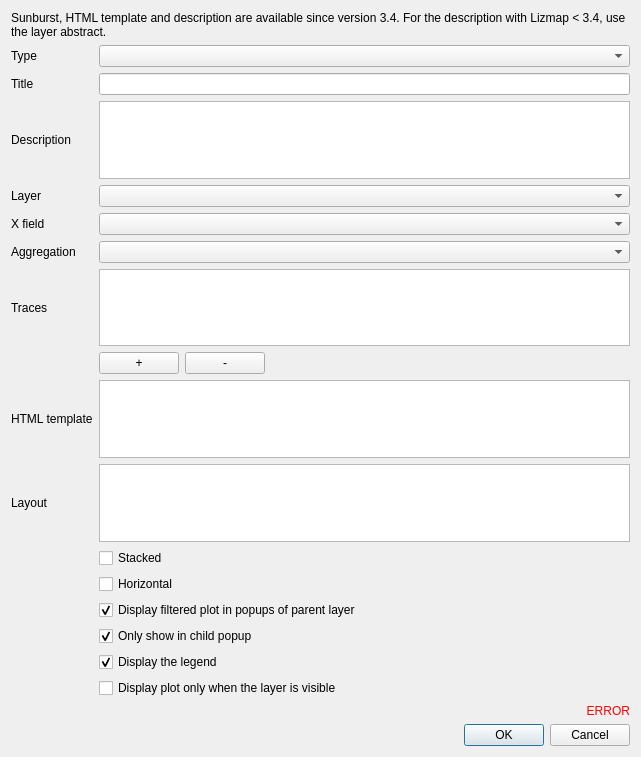
First picture: the form in lizmap/resources/ui/ui_form_dataviz.ui, repository 3liz/lizmap-plugin, before the edit.
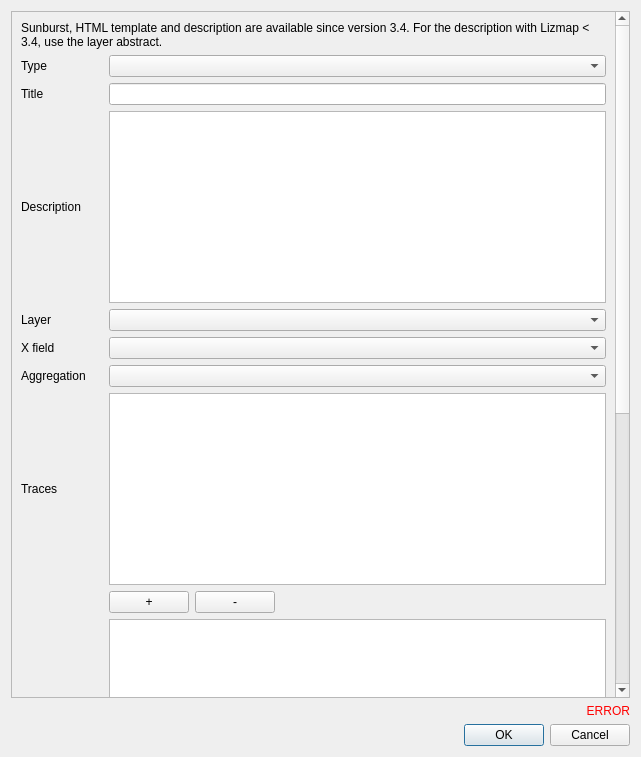
Second picture: the form after the edit. Custom widgets are drawn as their Qt base class.

Commit message: make dataviz dialog scrollable

The edit to the form file:
```diff
--- a/lizmap/resources/ui/ui_form_dataviz.ui
+++ b/lizmap/resources/ui/ui_form_dataviz.ui
@@ -15,6 +15,21 @@
   </property>
   <layout class="QVBoxLayout" name="verticalLayout">
    <item>
+    <widget class="QScrollArea" name="scrollArea">
+     <property name="widgetResizable">
+      <bool>true</bool>
+     </property>
+     <widget class="QWidget" name="scrollAreaWidgetContents">
+      <property name="geometry">
+       <rect>
+        <x>0</x>
+        <y>0</y>
+        <width>719</width>
+        <height>1208</height>
+       </rect>
+      </property>
+      <layout class="QVBoxLayout" name="verticalLayout_2">
+       <item>
     <widget class="QLabel" name="label_graph_34">
      <property name="text">
       <string>Sunburst, HTML template and description are available since version 3.4. For the description with Lizmap &lt; 3.4, use the layer abstract.</string>
@@ -202,6 +217,10 @@
       <widget class="JsonEditor" name="json_layout"/>
      </item>
     </layout>
+       </item>
+      </layout>
+     </widget>
+    </widget>
    </item>
    <item>
     <widget class="QLabel" name="error">
```
Lines whose indentation alone changed are shown as unchanged.
